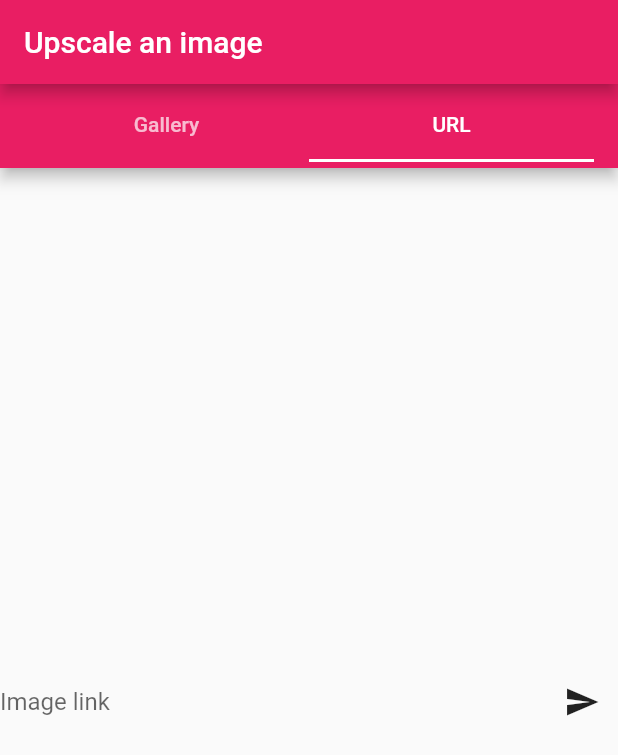
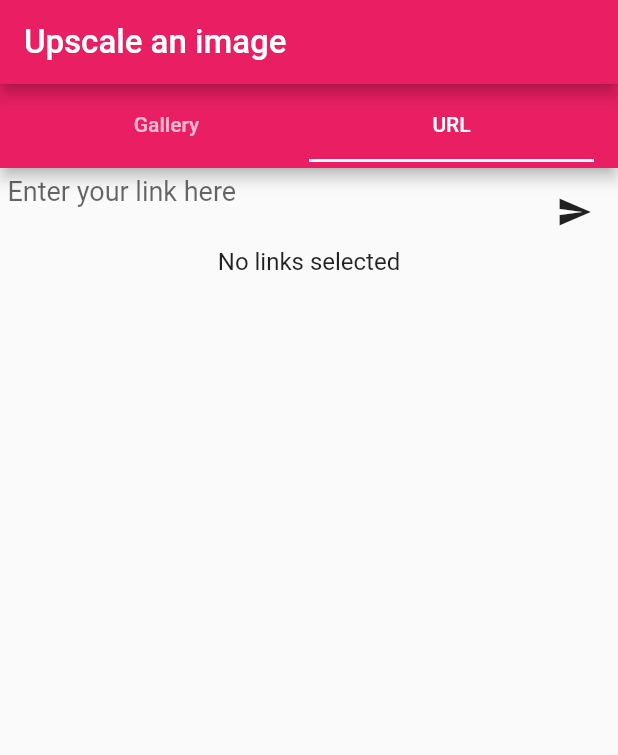
Before and after one commit to DarkoGNU/Waifu2xFlutter, a Flutter app: the screen it shows after launch, tab 2 chosen, after a tap on the "send" icon, on a phone screen of 412 x 824 dp. Shown: the top 755 px of the screen. Run offline on Flutter 3.47's test engine with Material 2 defaults, Android fonts, the phone set to English and light mode, and no system bars; our stand-ins replace image_picker, validators.

Commit message:
Remove useless code. Better text styling

```diff
--- a/lib/Pickers/gallery_picker.dart
+++ b/lib/Pickers/gallery_picker.dart
@@ -67,7 +67,7 @@ class _GalleryPickerState extends State<GalleryPicker>
             ),
           );
         }
-        return Container(
+        return Padding(
           padding: const EdgeInsets.all(5.0),
           child: Column(
             crossAxisAlignment: CrossAxisAlignment.stretch,
@@ -76,13 +76,11 @@ class _GalleryPickerState extends State<GalleryPicker>
                 color: Colors.blue,
                 child: const Text(
                   "Pick images from gallery",
-                  style: TextStyle(fontSize: 18),
                 ),
                 onPressed: _handleButtonPress,
               ),
               Text(
                 _countString,
-                style: const TextStyle(fontSize: 18),
                 textAlign: TextAlign.center,
               ),
             ],
--- a/lib/Pickers/tab_selector.dart
+++ b/lib/Pickers/tab_selector.dart
@@ -11,8 +11,6 @@ class TabSelector extends StatelessWidget {
     return DefaultTabController(
       length: 2,
       child: Builder(builder: (BuildContext context) {
-        final TabController tabController = DefaultTabController.of(context)!;
-
         return Scaffold(
           appBar: AppBar(
             title: const TabBar(
--- a/lib/Pickers/url_picker.dart
+++ b/lib/Pickers/url_picker.dart
@@ -15,6 +15,19 @@ class _UrlPickerState extends State<UrlPicker>
   @override
   bool get wantKeepAlive => _links.isNotEmpty;
 
+  int get _linksCount => _links.length;
+
+  String get _countString {
+    switch (_linksCount) {
+      case 0:
+        return "No links selected";
+      case 1:
+        return "1 link selected";
+      default:
+        return "$_linksCount links selected";
+    }
+  }
+
   final _textController = TextEditingController();
 
   void _addUrl(String text) {
@@ -24,6 +37,7 @@ class _UrlPickerState extends State<UrlPicker>
 
     setState(() {
       _links.add(text);
+      _textController.clear();
     });
   }
 
@@ -31,13 +45,19 @@ class _UrlPickerState extends State<UrlPicker>
   Widget build(BuildContext context) {
     super.build(context);
 
-    return  Row(
+    return Padding(
+      padding: const EdgeInsets.all(5.0),
+      child: Column(
+        children: [
+          Row(
+            crossAxisAlignment: CrossAxisAlignment.start,
             children: [
               Flexible(
                 child: TextField(
                   controller: _textController,
                   onSubmitted: _addUrl,
-              decoration: const InputDecoration.collapsed(hintText: 'Image link'),
+                  decoration:
+                      const InputDecoration.collapsed(hintText: 'Enter your link here'),
                 ),
               ),
               IconButton(
@@ -45,6 +65,10 @@ class _UrlPickerState extends State<UrlPicker>
                 onPressed: () => _addUrl(_textController.text),
               ),
             ],
+          ),
+          Text(_countString),
+        ],
+      ),
     );
   }
 }
--- a/lib/main.dart
+++ b/lib/main.dart
@@ -15,6 +15,9 @@ class WaifuApp extends StatelessWidget {
       title: 'Waifu2xFlutter',
       theme: ThemeData(
         primarySwatch: Colors.pink,
+        textTheme: Theme.of(context).textTheme.apply(
+              fontSizeDelta: 2.0,
+            ),
       ),
       home: const WaifuHome(title: 'Upscale an image'),
     );
@@ -31,14 +34,6 @@ class WaifuHome extends StatefulWidget {
 }
 
 class _WaifuHomeState extends State<WaifuHome> {
-  int _counter = 0;
-
-  void _incrementCounter() {
-    setState(() {
-      _counter++;
-    });
-  }
-
   @override
   Widget build(BuildContext context) {
     return Scaffold(
```
Lines whose indentation alone changed are shown as unchanged.
